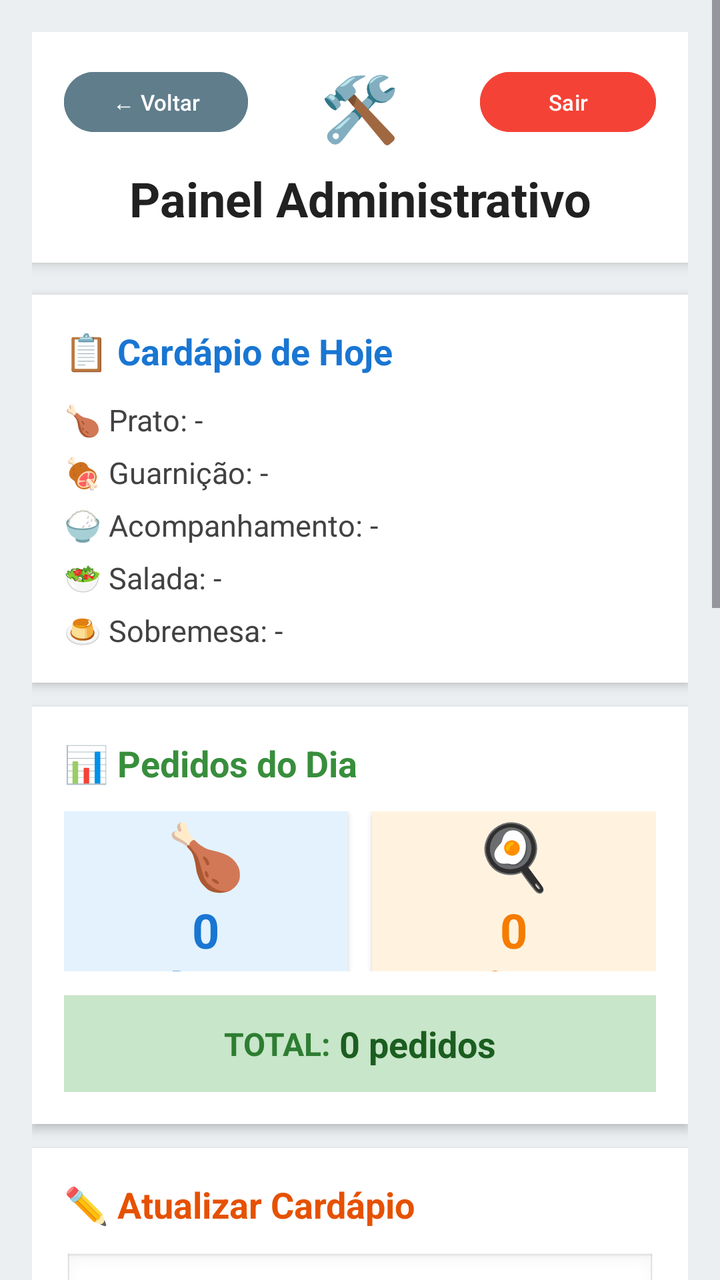
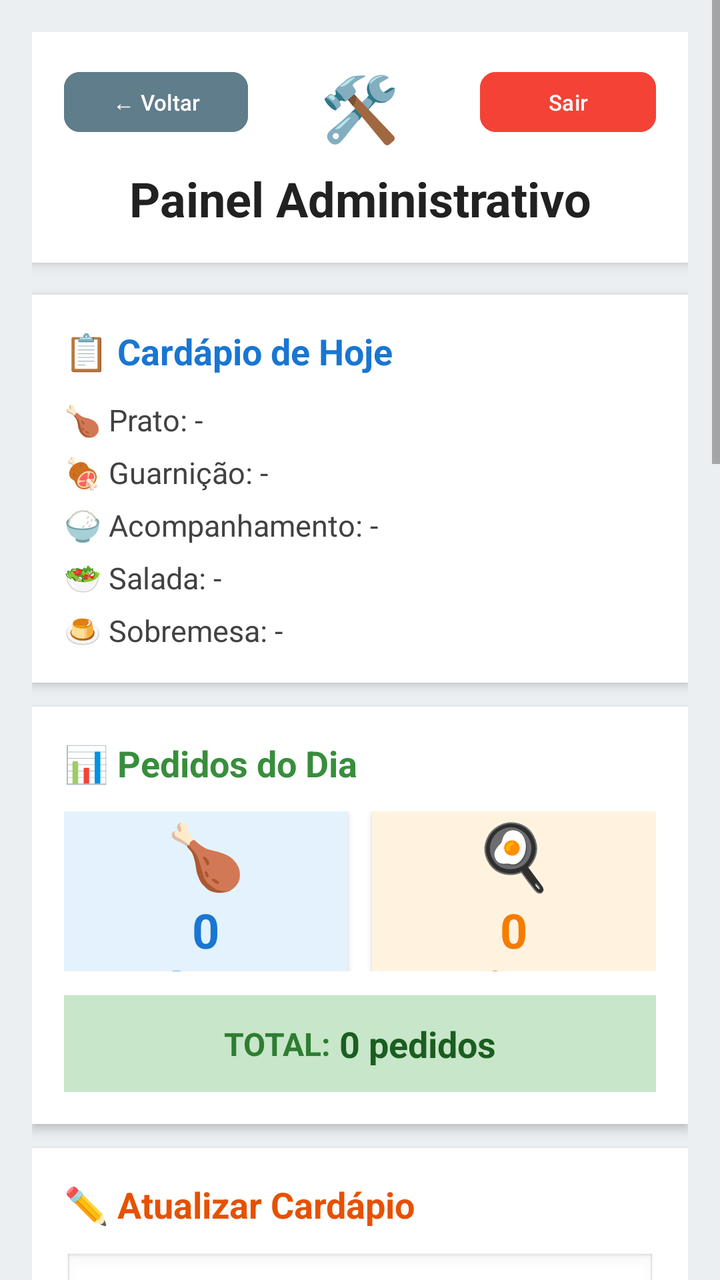

Screens rendered from an Android XML layout before and after an edit, with the pre-edit source and the edit as a unified diff.
<!-- AndroidManifest.xml: application theme Theme.VisualizadorApp -->
<!-- res/layout/activity_admin.xml -->
<?xml version="1.0" encoding="utf-8"?>
<ScrollView xmlns:android="http://schemas.android.com/apk/res/android"
    android:layout_width="match_parent"
    android:layout_height="match_parent"
    android:background="#ECEFF1">

    <LinearLayout
        android:layout_width="match_parent"
        android:layout_height="wrap_content"
        android:orientation="vertical"
        android:padding="16dp">

        
        <LinearLayout
            android:layout_width="match_parent"
            android:layout_height="wrap_content"
            android:orientation="vertical"
            android:background="#FFFFFF"
            android:elevation="4dp"
            android:padding="16dp"
            android:layout_marginBottom="16dp">

            <RelativeLayout
                android:layout_width="match_parent"
                android:layout_height="wrap_content">

                <Button
                    android:id="@+id/btnVoltar"
                    android:layout_width="wrap_content"
                    android:layout_height="38dp"
                    android:layout_alignParentStart="true"
                    android:backgroundTint="#607D8B"
                    android:text="← Voltar"
                    android:textSize="11sp"
                    android:textColor="#FFFFFF" />

                <TextView
                    android:layout_width="wrap_content"
                    android:layout_height="wrap_content"
                    android:layout_centerInParent="true"
                    android:text="🛠️"
                    android:textSize="32sp" />

                <Button
                    android:id="@+id/btnSair"
                    android:layout_width="wrap_content"
                    android:layout_height="38dp"
                    android:layout_alignParentEnd="true"
                    android:backgroundTint="#F44336"
                    android:text="Sair"
                    android:textSize="11sp"
                    android:textColor="#FFFFFF" />
            </RelativeLayout>

            <TextView
                android:layout_width="match_parent"
                android:layout_height="wrap_content"
                android:text="Painel Administrativo"
                android:textSize="24sp"
                android:textStyle="bold"
                android:textColor="#212121"
                android:gravity="center"
                android:paddingTop="8dp" />
        </LinearLayout>

        
        <LinearLayout
            android:layout_width="match_parent"
            android:layout_height="wrap_content"
            android:orientation="vertical"
            android:background="#FFFFFF"
            android:elevation="3dp"
            android:padding="16dp"
            android:layout_marginBottom="12dp">

            <TextView
                android:layout_width="wrap_content"
                android:layout_height="wrap_content"
                android:text="📋 Cardápio de Hoje"
                android:textStyle="bold"
                android:textSize="18sp"
                android:textColor="#1976D2"
                android:layout_marginBottom="12dp"/>

            <TextView android:id="@+id/txtPrincipalView" android:layout_width="wrap_content" android:layout_height="wrap_content" android:text="🍗 Prato: -" android:textSize="15sp" android:paddingBottom="6dp" android:textColor="#424242"/>
            <TextView android:id="@+id/txtGuarnicaoView" android:layout_width="wrap_content" android:layout_height="wrap_content" android:text="🍖 Guarnição: -" android:textSize="15sp" android:paddingBottom="6dp" android:textColor="#424242"/>
            <TextView android:id="@+id/txtAcompanhamentoView" android:layout_width="wrap_content" android:layout_height="wrap_content" android:text="🍚 Acompanhamento: -" android:textSize="15sp" android:paddingBottom="6dp" android:textColor="#424242"/>
            <TextView android:id="@+id/txtSaladaView" android:layout_width="wrap_content" android:layout_height="wrap_content" android:text="🥗 Salada: -" android:textSize="15sp" android:paddingBottom="6dp" android:textColor="#424242"/>
            <TextView android:id="@+id/txtSobremesaView" android:layout_width="wrap_content" android:layout_height="wrap_content" android:text="🍮 Sobremesa: -" android:textSize="15sp" android:textColor="#424242"/>
        </LinearLayout>

        
        <LinearLayout
            android:layout_width="match_parent"
            android:layout_height="wrap_content"
            android:orientation="vertical"
            android:background="#FFFFFF"
            android:elevation="3dp"
            android:padding="16dp"
            android:layout_marginBottom="12dp">

            <TextView
                android:layout_width="wrap_content"
                android:layout_height="wrap_content"
                android:text="📊 Pedidos do Dia"
                android:textStyle="bold"
                android:textSize="18sp"
                android:textColor="#388E3C"
                android:layout_marginBottom="12dp"/>

            <LinearLayout
                android:layout_width="match_parent"
                android:layout_height="wrap_content"
                android:orientation="horizontal"
                android:weightSum="2">

                
                <LinearLayout
                    android:layout_width="0dp"
                    android:layout_height="80dp"
                    android:layout_weight="1"
                    android:orientation="vertical"
                    android:background="#E3F2FD"
                    android:gravity="center"
                    android:layout_marginEnd="6dp"
                    android:elevation="2dp">

                    <TextView
                        android:layout_width="wrap_content"
                        android:layout_height="wrap_content"
                        android:text="🍗"
                        android:textSize="32sp"/>

                    <TextView
                        android:id="@+id/txtContagemPrato"
                        android:layout_width="wrap_content"
                        android:layout_height="wrap_content"
                        android:text="0"
                        android:textSize="24sp"
                        android:textStyle="bold"
                        android:textColor="#1976D2"/>

                    <TextView
                        android:layout_width="wrap_content"
                        android:layout_height="wrap_content"
                        android:text="Pratos"
                        android:textSize="12sp"
                        android:textColor="#1976D2"/>
                </LinearLayout>

                
                <LinearLayout
                    android:layout_width="0dp"
                    android:layout_height="80dp"
                    android:layout_weight="1"
                    android:orientation="vertical"
                    android:background="#FFF3E0"
                    android:gravity="center"
                    android:layout_marginStart="6dp"
                    android:elevation="2dp">

                    <TextView
                        android:layout_width="wrap_content"
                        android:layout_height="wrap_content"
                        android:text="🍳"
                        android:textSize="32sp"/>

                    <TextView
                        android:id="@+id/txtContagemOvo"
                        android:layout_width="wrap_content"
                        android:layout_height="wrap_content"
                        android:text="0"
                        android:textSize="24sp"
                        android:textStyle="bold"
                        android:textColor="#F57C00"/>

                    <TextView
                        android:layout_width="wrap_content"
                        android:layout_height="wrap_content"
                        android:text="Ovos"
                        android:textSize="12sp"
                        android:textColor="#F57C00"/>
                </LinearLayout>
            </LinearLayout>

            
            <LinearLayout
                android:layout_width="match_parent"
                android:layout_height="wrap_content"
                android:orientation="horizontal"
                android:background="#C8E6C9"
                android:padding="12dp"
                android:layout_marginTop="12dp"
                android:gravity="center"
                android:elevation="2dp">

                <TextView
                    android:layout_width="wrap_content"
                    android:layout_height="wrap_content"
                    android:text="TOTAL: "
                    android:textSize="16sp"
                    android:textStyle="bold"
                    android:textColor="#2E7D32"/>

                <TextView
                    android:id="@+id/txtTotalPedidos"
                    android:layout_width="wrap_content"
                    android:layout_height="wrap_content"
                    android:text="0 pedidos"
                    android:textSize="18sp"
                    android:textStyle="bold"
                    android:textColor="#1B5E20"/>
            </LinearLayout>
        </LinearLayout>

        
        <LinearLayout
            android:layout_width="match_parent"
            android:layout_height="wrap_content"
            android:orientation="vertical"
            android:background="#FFFFFF"
            android:elevation="3dp"
            android:padding="16dp"
            android:layout_marginBottom="12dp">

            <TextView
                android:layout_width="match_parent"
                android:layout_height="wrap_content"
                android:text="✏️ Atualizar Cardápio"
                android:textSize="18sp"
                android:textStyle="bold"
                android:textColor="#E65100"
                android:paddingBottom="12dp"/>

            <EditText android:id="@+id/edtPrincipal" android:layout_width="match_parent" android:layout_height="48dp" android:hint="🍗 Prato principal" android:textSize="14sp" android:background="@android:drawable/edit_text" android:paddingStart="12dp" android:paddingEnd="12dp" android:layout_marginBottom="8dp"/>
            <EditText android:id="@+id/edtGuarnicao" android:layout_width="match_parent" android:layout_height="48dp" android:hint="🍖 Guarnição" android:textSize="14sp" android:background="@android:drawable/edit_text" android:paddingStart="12dp" android:paddingEnd="12dp" android:layout_marginBottom="8dp"/>
            <EditText android:id="@+id/edtAcompanhamento" android:layout_width="match_parent" android:layout_height="48dp" android:hint="🍚 Acompanhamento" android:textSize="14sp" android:background="@android:drawable/edit_text" android:paddingStart="12dp" android:paddingEnd="12dp" android:layout_marginBottom="8dp"/>
            <EditText android:id="@+id/edtSalada" android:layout_width="match_parent" android:layout_height="48dp" android:hint="🥗 Salada" android:textSize="14sp" android:background="@android:drawable/edit_text" android:paddingStart="12dp" android:paddingEnd="12dp" android:layout_marginBottom="8dp"/>
            <EditText android:id="@+id/edtSobremesa" android:layout_width="match_parent" android:layout_height="48dp" android:hint="🍮 Sobremesa" android:textSize="14sp" android:background="@android:drawable/edit_text" android:paddingStart="12dp" android:paddingEnd="12dp" android:layout_marginBottom="12dp"/>

            <Button
                android:id="@+id/btnSalvar"
                android:layout_width="match_parent"
                android:layout_height="56dp"
                android:text="✓ PUBLICAR NOVO CARDÁPIO"
                android:textStyle="bold"
                android:textSize="15sp"
                android:backgroundTint="#4CAF50"
                android:textColor="#FFFFFF"
                android:elevation="2dp"/>

            <Button
                android:id="@+id/btnLimpar"
                android:layout_width="match_parent"
                android:layout_height="48dp"
                android:text="🗑️ Zerar Pedidos do Dia"
                android:layout_marginTop="8dp"
                android:backgroundTint="#F44336"
                android:textColor="#FFFFFF"
                android:textSize="13sp"/>
        </LinearLayout>

        
        <LinearLayout
            android:layout_width="match_parent"
            android:layout_height="wrap_content"
            android:orientation="vertical"
            android:background="#FFFFFF"
            android:elevation="3dp"
            android:padding="16dp"
            android:layout_marginBottom="12dp">

            <TextView
                android:layout_width="match_parent"
                android:layout_height="wrap_content"
                android:text="🔧 Ferramentas de Gestão"
                android:textSize="18sp"
                android:textStyle="bold"
                android:textColor="#6A1B9A"
                android:paddingBottom="12dp"/>

            <Button
                android:id="@+id/btnIrParaEstatisticas"
                android:layout_width="match_parent"
                android:layout_height="60dp"
                android:text="📊 Estatísticas de Avaliação"
                android:backgroundTint="#673AB7"
                android:textColor="#FFFFFF"
                android:textStyle="bold"
                android:textSize="15sp"
                android:elevation="2dp"
                android:layout_marginBottom="10dp"/>

            <Button
                android:id="@+id/btnVerComentarios"
                android:layout_width="match_parent"
                android:layout_height="60dp"
                android:text="💬 Comentários dos Funcionários"
                android:backgroundTint="#FF9800"
                android:textColor="#FFFFFF"
                android:textStyle="bold"
                android:textSize="15sp"
                android:elevation="2dp"
                android:layout_marginBottom="10dp"/>

            <Button
                android:id="@+id/btnCardapioSemanal"
                android:layout_width="match_parent"
                android:layout_height="60dp"
                android:text="📅 Planejamento Semanal"
                android:backgroundTint="#009688"
                android:textColor="#FFFFFF"
                android:textStyle="bold"
                android:textSize="15sp"
                android:elevation="2dp"/>
        </LinearLayout>

    </LinearLayout>
</ScrollView>
<!-- resources referenced by this layout -->
<resources>
  <style name="Theme.VisualizadorApp" parent="Base.Theme.VisualizadorApp" />
  <style name="Base.Theme.VisualizadorApp" parent="Theme.Material3.DayNight.NoActionBar">
          
          
      </style>
</resources>

<!-- the commit's change to res/layout/activity_admin.xml (unified diff, before → after) -->
@@ -312,6 +312,78 @@
                 android:textColor="#FFFFFF"
                 android:textStyle="bold"
                 android:textSize="15sp"
+                android:elevation="2dp"
+                android:layout_marginBottom="10dp"/>
+
+            <Button
+                android:id="@+id/btnGestaoPreparo"
+                android:layout_width="match_parent"
+                android:layout_height="60dp"
+                android:text="🔪 Gestão de Pré-Preparo"
+                android:backgroundTint="#FF5722"
+                android:textColor="#FFFFFF"
+                android:textStyle="bold"
+                android:textSize="15sp"
+                android:elevation="2dp"
+                android:layout_marginBottom="10dp"/>
+
+            <Button
+                android:id="@+id/btnPassagemTurno"
+                android:layout_width="match_parent"
+                android:layout_height="60dp"
+                android:text="📋 Passagem de Turno"
+                android:backgroundTint="#673AB7"
+                android:textColor="#FFFFFF"
+                android:textStyle="bold"
+                android:textSize="15sp"
+                android:elevation="2dp"
+                android:layout_marginBottom="10dp"/>
+
+            <Button
+                android:id="@+id/btnGestaoIngredientes"
+                android:layout_width="match_parent"
+                android:layout_height="60dp"
+                android:text="📦 Gestão de Ingredientes"
+                android:backgroundTint="#FF5722"
+                android:textColor="#FFFFFF"
+                android:textStyle="bold"
+                android:textSize="15sp"
+                android:elevation="2dp"
+                android:layout_marginBottom="10dp"/>
+
+            <Button
+                android:id="@+id/btnDashboardPreparo"
+                android:layout_width="match_parent"
+                android:layout_height="60dp"
+                android:text="📊 Dashboard de Pré-Preparo"
+                android:backgroundTint="#1976D2"
+                android:textColor="#FFFFFF"
+                android:textStyle="bold"
+                android:textSize="15sp"
+                android:elevation="2dp"
+                android:layout_marginBottom="10dp"/>
+
+            <Button
+                android:id="@+id/btnListaReservas"
+                android:layout_width="match_parent"
+                android:layout_height="60dp"
+                android:text="🍽️ Reservas do Dia"
+                android:backgroundTint="#4CAF50"
+                android:textColor="#FFFFFF"
+                android:textStyle="bold"
+                android:textSize="15sp"
+                android:elevation="2dp"
+                android:layout_marginBottom="10dp"/>
+
+            <Button
+                android:id="@+id/btnGerenciarUsuarios"
+                android:layout_width="match_parent"
+                android:layout_height="60dp"
+                android:text="👥 Gerenciar Funcionários"
+                android:backgroundTint="#E91E63"
+                android:textColor="#FFFFFF"
+                android:textStyle="bold"
+                android:textSize="15sp"
                 android:elevation="2dp"/>
         </LinearLayout>
 
<!-- resource entries referenced after the edit -->
@@ -3,7 +3,48 @@
   <style name="Theme.VisualizadorApp" parent="Base.Theme.VisualizadorApp" />
   <style name="Base.Theme.VisualizadorApp" parent="Theme.Material3.DayNight.NoActionBar">
           
+          <item name="colorPrimary">@color/primary</item>
+          <item name="colorPrimaryDark">@color/primary_dark</item>
+          <item name="colorAccent">@color/accent</item>
           
+          
+          <item name="android:colorBackground">@color/background</item>
+          <item name="colorSurface">@color/surface</item>
+          
+          
+          <item name="android:textColorPrimary">@color/text_primary</item>
+          <item name="android:textColorSecondary">@color/text_secondary</item>
+          <item name="android:textColorHint">@color/text_hint</item>
+          
+          
+          <item name="android:statusBarColor">@color/surface</item>
+          <item name="android:windowLightStatusBar" tools:targetApi="m">true</item>
+          
+          
+          <item name="android:navigationBarColor">@color/surface</item>
+          <item name="android:windowLightNavigationBar" tools:targetApi="o_mr1">true</item>
+          
+          
+          <item name="materialButtonStyle">@style/Widget.App.Button</item>
+          <item name="materialCardViewStyle">@style/Widget.App.CardView</item>
       </style>
+  <color name="primary">#FF6200EE</color>
+  <color name="primary_dark">#FF3700B3</color>
+  <color name="accent">#FF03DAC5</color>
+  <color name="background">#FFFAFAFA</color>
+  <color name="surface">#FFFFFFFF</color>
+  <color name="text_primary">#DE000000</color>
+  <color name="text_secondary">#99000000</color>
+  <color name="text_hint">#61000000</color>
+  <style name="Widget.App.Button" parent="Widget.Material3.Button">
+          <item name="cornerRadius">8dp</item>
+          <item name="android:textAllCaps">false</item>
+      </style>
+  <style name="Widget.App.CardView" parent="Widget.Material3.CardView.Elevated">
+          <item name="cardCornerRadius">12dp</item>
+          <item name="cardElevation">4dp</item>
+          <item name="cardBackgroundColor">@color/card_background</item>
+      </style>
+  <color name="card_background">#FFFFFFFF</color>
 </resources>
 
